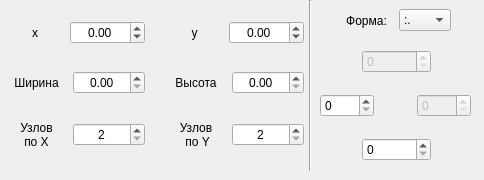
The window that ui/new_triangle.ui (SPC-project/Regular-Divider) describes before a commit, drawn with Qt 5.
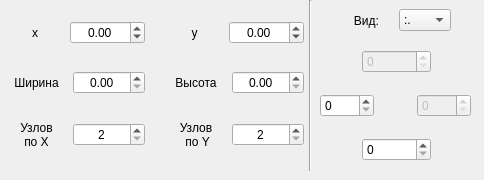
The same window after the commit.

What changed in the file:
```diff
--- a/ui/new_triangle.ui
+++ b/ui/new_triangle.ui
@@ -189,7 +189,7 @@
     </item>
    </layout>
   </widget>
-  <widget class="QWidget" name="">
+  <widget class="QWidget" name="layoutWidget">
    <property name="geometry">
     <rect>
      <x>340</x>
@@ -202,7 +202,7 @@
     <item>
      <widget class="QLabel" name="label">
       <property name="text">
-       <string>Форма:</string>
+       <string>Вид:</string>
       </property>
       <property name="alignment">
        <set>Qt::AlignCenter</set>
```
